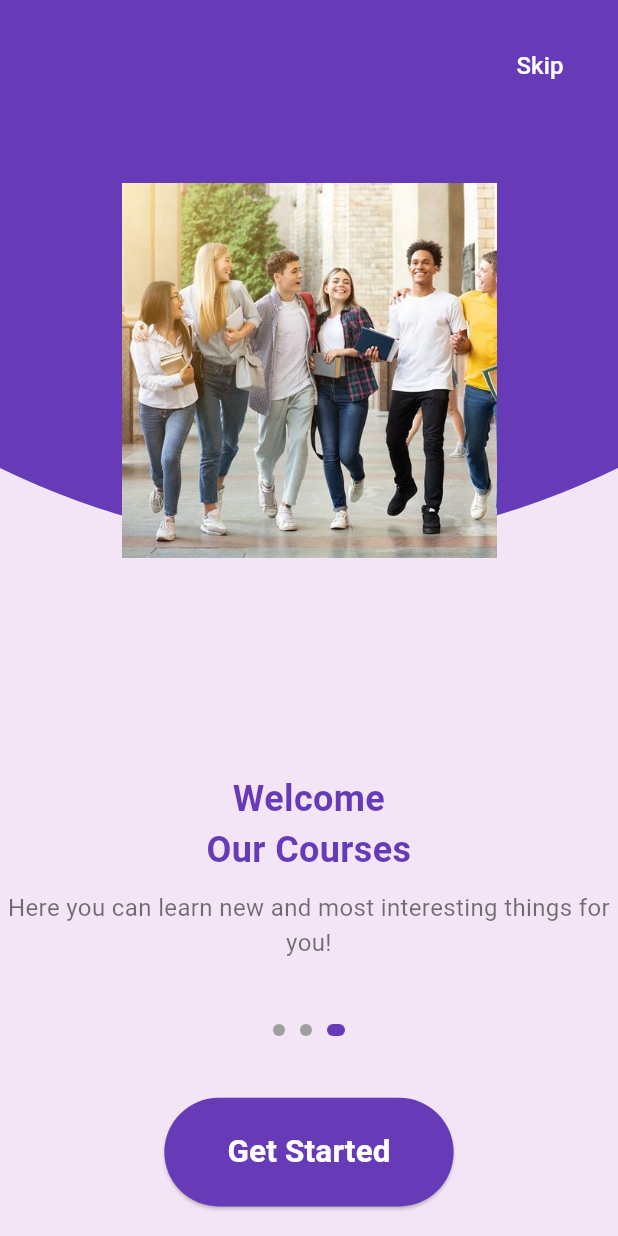
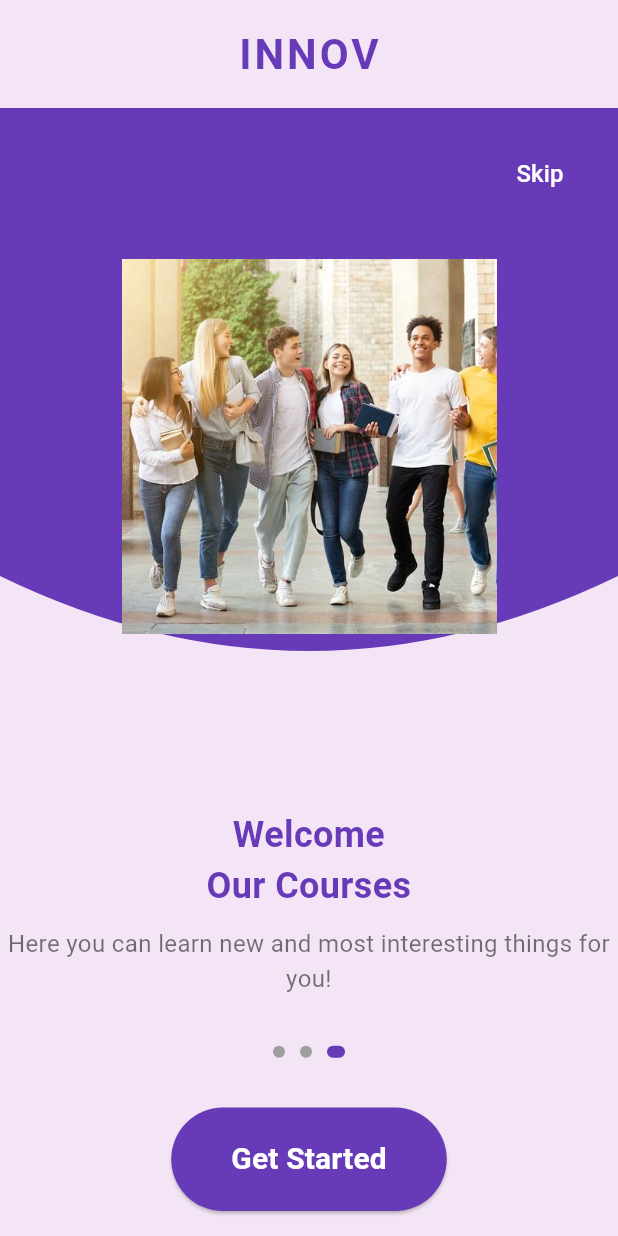
Before and after one commit to Frijidia/Createk, a Flutter app: the screen it shows after launch, on a phone screen of 412 x 824 dp. Run offline on Flutter 3.47's test engine with Material 3 defaults, Android fonts, the phone set to English and light mode, and no system bars.

Commit message:
ajout du logo dans la page d'acceuil

```diff
--- a/mobile/lib/pages/page1.dart
+++ b/mobile/lib/pages/page1.dart
@@ -9,12 +9,9 @@ class GetStartedPage extends StatefulWidget {
   _GetStartedPageState createState() => _GetStartedPageState();
 }
 
-class _GetStartedPageState extends State<GetStartedPage>
-    with SingleTickerProviderStateMixin {
+class _GetStartedPageState extends State<GetStartedPage> {
   final PageController _pageController = PageController();
   int _currentPage = 0;
-  late AnimationController _buttonAnimationController;
-  late Animation<double> _buttonAnimation;
 
   final List<String> _images = [
     'assets/images/image1.jpg',
@@ -26,28 +23,6 @@ class _GetStartedPageState extends State<GetStartedPage>
   void initState() {
     super.initState();
     _startAutoScroll();
-
-    _buttonAnimationController = AnimationController(
-      vsync: this,
-      duration: const Duration(milliseconds: 1000),
-    );
-
-    _buttonAnimation = Tween<double>(begin: 1.0, end: 1.1).animate(
-      CurvedAnimation(
-        parent: _buttonAnimationController,
-        curve: Curves.easeInOut,
-      ),
-    );
-
-    _buttonAnimationController.addStatusListener((status) {
-      if (status == AnimationStatus.completed) {
-        _buttonAnimationController.reverse();
-      } else if (status == AnimationStatus.dismissed) {
-        _buttonAnimationController.forward();
-      }
-    });
-
-    _buttonAnimationController.forward();
   }
 
   void _startAutoScroll() {
@@ -66,7 +41,6 @@ class _GetStartedPageState extends State<GetStartedPage>
   @override
   void dispose() {
     _pageController.dispose();
-    _buttonAnimationController.dispose();
     super.dispose();
   }
 
@@ -78,6 +52,20 @@ class _GetStartedPageState extends State<GetStartedPage>
         child: Column(
           children: [
 
+            Padding(
+              padding: const EdgeInsets.symmetric(vertical: 16.0),
+              child: Text(
+                "INNOV",
+                style: TextStyle(
+                  fontSize: 28, // Taille réduite
+                  fontWeight: FontWeight.bold,
+                  color: Colors.deepPurple,
+                  letterSpacing: 2,
+                ),
+              ),
+            ),
+
+            // Contenu principal
             Flexible(
               flex: 3,
               child: Stack(
@@ -117,7 +105,7 @@ class _GetStartedPageState extends State<GetStartedPage>
                         Navigator.push(
                           context,
                           MaterialPageRoute(
-                              builder: (context) =>  const LoginPage()),
+                              builder: (context) => const LoginPage()),
                         );
                       },
                       child: const Text(
@@ -133,7 +121,7 @@ class _GetStartedPageState extends State<GetStartedPage>
               ),
             ),
 
-
+            // Texte descriptif et bouton
             Flexible(
               flex: 2,
               child: Column(
@@ -181,8 +169,6 @@ class _GetStartedPageState extends State<GetStartedPage>
                   ),
                   Padding(
                     padding: const EdgeInsets.symmetric(horizontal: 30.0),
-                    child: ScaleTransition(
-                      scale: _buttonAnimation,
                     child: ElevatedButton(
                       onPressed: () {
                         Navigator.push(
@@ -196,7 +182,8 @@ class _GetStartedPageState extends State<GetStartedPage>
                         shape: RoundedRectangleBorder(
                           borderRadius: BorderRadius.circular(50),
                         ),
-                          padding: const EdgeInsets.symmetric(vertical: 20, horizontal: 40),
+                        padding: const EdgeInsets.symmetric(
+                            vertical: 20, horizontal: 40),
                       ),
                       child: const Text(
                         "Get Started",
@@ -204,7 +191,6 @@ class _GetStartedPageState extends State<GetStartedPage>
                           color: Colors.white,
                           fontSize: 20,
                           fontWeight: FontWeight.bold,
-                          ),
                         ),
                       ),
                     ),
@@ -218,7 +204,6 @@ class _GetStartedPageState extends State<GetStartedPage>
     );
   }
 }
-
 
 class WaveClipper extends CustomClipper<Path> {
   @override
```
Lines whose indentation alone changed are shown as unchanged.
